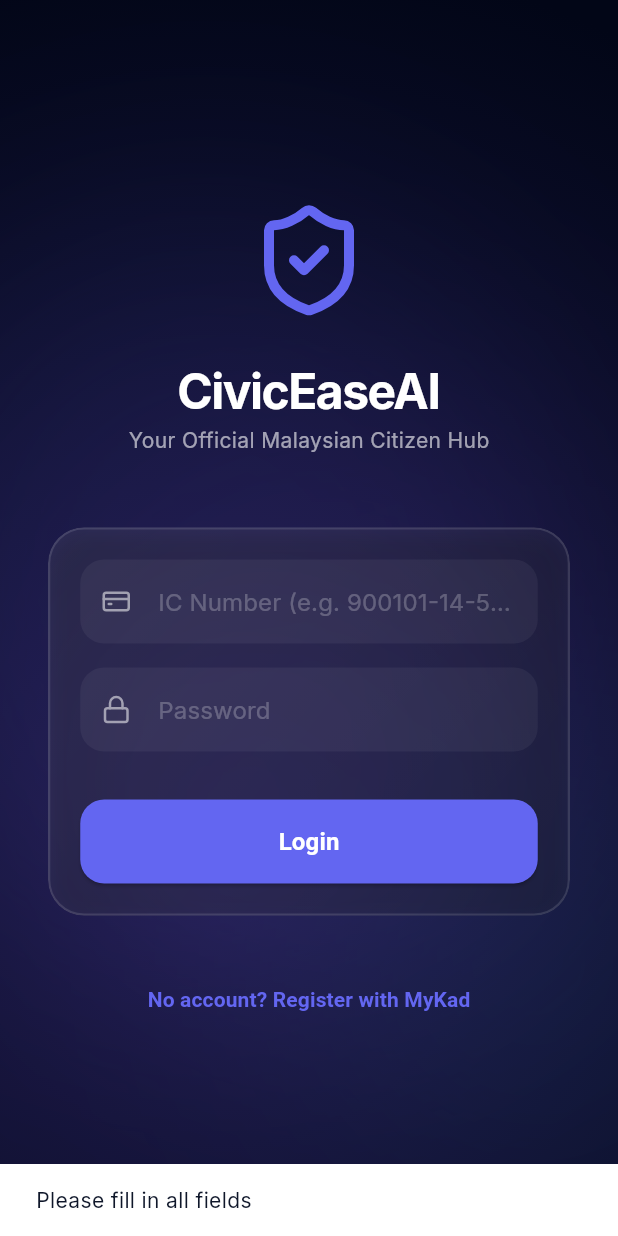
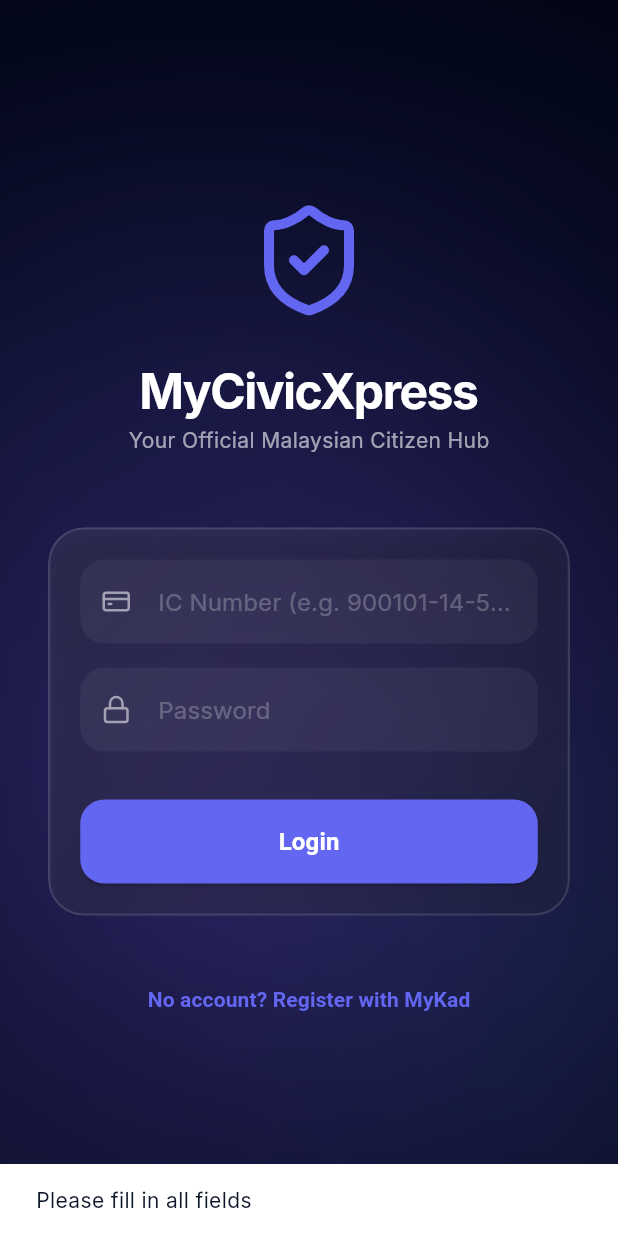
Before and after one commit to Richard2606-hub/MyCivicXpress, a Flutter app: the screen it shows after launch, after a tap on "Login", on a phone screen of 412 x 824 dp. Run offline on Flutter 3.47's test engine with Material 3 defaults, Android fonts, the phone set to English and light mode, and no system bars; drawn by our look-alikes of flutter_animate; our stand-ins replace cloud_firestore, firebase_auth, firebase_core, flutter_map, flutter_riverpod, geocoding and 6 more; accounts and stored records are empty.

Commit message:
Rebrand: CivicEase AI -> MyCivicXpress across all platforms and add proposal document

```diff
--- a/lib/main.dart
+++ b/lib/main.dart
@@ -19,20 +19,20 @@ void main() async {
 
   runApp(
     const ProviderScope(
-      child: CivicEaseApp(),
+      child: MyCivicXpressApp(),
     ),
   );
 }
 
-class CivicEaseApp extends ConsumerWidget {
-  const CivicEaseApp({super.key});
+class MyCivicXpressApp extends ConsumerWidget {
+  const MyCivicXpressApp({super.key});
 
   @override
   Widget build(BuildContext context, WidgetRef ref) {
     final isLoggedIn = ref.watch(authStateProvider);
 
     return MaterialApp(
-      title: 'CivicEase AI',
+      title: 'MyCivicXpress',
       debugShowCheckedModeBanner: false,
       theme: AppTheme.darkTheme,
       home: isLoggedIn ? const MainNavigation() : const LoginView(),
--- a/lib/models/govtech_models.dart
+++ b/lib/models/govtech_models.dart
@@ -1,4 +1,4 @@
-// CivicEase AI - GovTech Models
+// MyCivicXpress - GovTech Models
 
 // Complaint Model
 enum ComplaintStatus { pending, inProgress, resolved }
--- a/lib/providers/civic_provider.dart
+++ b/lib/providers/civic_provider.dart
@@ -386,7 +386,7 @@ class ChatNotifier extends StateNotifier<List<ChatMessage>> {
   final Ref _ref;
   ChatNotifier(this._ref) : super([
     ChatMessage(
-      text: "Hello! I am your CivicEase AI Assistant. How can I help you today? You can ask me about passport renewals, MyKad updates, or available subsidies.",
+      text: "Hello! I am your MyCivicXpress AI Assistant. How can I help you today? You can ask me about passport renewals, MyKad updates, or available subsidies.",
       isUser: false,
       timestamp: DateTime.now(),
     )
--- a/lib/services/gemini_service.dart
+++ b/lib/services/gemini_service.dart
@@ -17,7 +17,7 @@ class GeminiService {
 
   Future<Recommendation> getCivicGuidance(String userQuery, String userContext) async {
     final prompt = '''
-You are CivicEase AI, an expert agentic assistant for navigating public services in Malaysia.
+You are MyCivicXpress AI, an expert agentic assistant for navigating public services in Malaysia.
 Your goal is to provide actionable, step-by-step guidance for citizens.
 
 User Context: $userContext
--- a/lib/views/ai/civic_ai_chat_view.dart
+++ b/lib/views/ai/civic_ai_chat_view.dart
@@ -62,7 +62,7 @@ class _CivicAIChatViewState extends ConsumerState<CivicAIChatView> {
               const Column(
                 crossAxisAlignment: CrossAxisAlignment.start,
                 children: [
-                  Text('CivicEase AI', style: TextStyle(fontSize: 16, fontWeight: FontWeight.bold)),
+                  Text('MyCivicXpress AI', style: TextStyle(fontSize: 16, fontWeight: FontWeight.bold)),
                   Text('Official Assistant • Online', style: TextStyle(fontSize: 10, color: Colors.greenAccent)),
                 ],
               ),
--- a/lib/views/auth/login_view.dart
+++ b/lib/views/auth/login_view.dart
@@ -69,7 +69,7 @@ class _LoginViewState extends ConsumerState<LoginView> {
                     .scale(duration: 600.ms, curve: Curves.easeOutBack),
                 const SizedBox(height: 24),
                 const Text(
-                  'CivicEaseAI',
+                  'MyCivicXpress',
                   style: TextStyle(
                     color: Colors.white,
                     fontSize: 32,
--- a/lib/views/feedback/feedback_view.dart
+++ b/lib/views/feedback/feedback_view.dart
@@ -71,7 +71,7 @@ class _FeedbackViewState extends ConsumerState<FeedbackView> {
             ),
             const SizedBox(height: 8),
             const Text(
-              'Your feedback has been submitted to our database and will help us improve CivicEaseAI.',
+              'Your feedback has been submitted to our database and will help us improve MyCivicXpress.',
               textAlign: TextAlign.center,
               style: TextStyle(color: Colors.white70),
             ),
```
Also changed, not shown: 5 other files.
